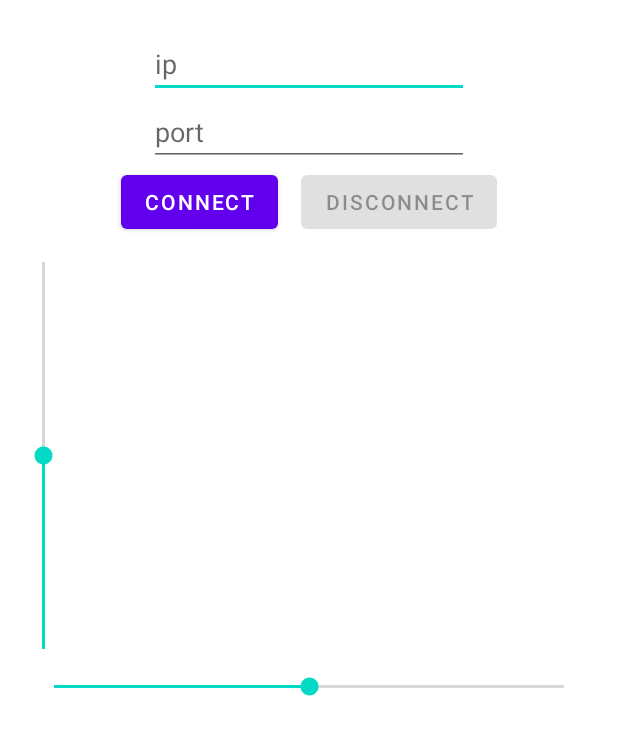
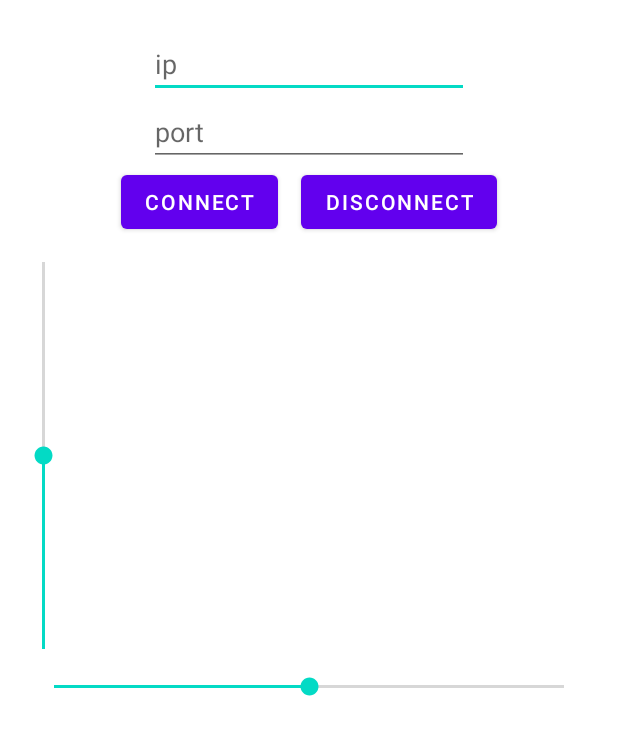
Before and after one commit to kobimiz/flightgear-controller-app, an Android app: the layout activity_main.xml on its own in the app's theme, with its tools: preview values and no code run, on a phone screen of 412 x 824 dp. Shown: the top 735 px of the screen. Run offline under Robolectric (Android 15) with nearby library versions, the phone set to English and light mode, and no system bars.

Commit message:
refactored code to use MVVM

```diff
--- a/app/build.gradle
+++ b/app/build.gradle
@@ -1,6 +1,7 @@
 plugins {
     id 'com.android.application'
     id 'kotlin-android'
+    id 'kotlin-kapt'
 }
 
 android {
--- a/app/src/main/res/layout/activity_main.xml
+++ b/app/src/main/res/layout/activity_main.xml
@@ -5,10 +5,12 @@
     tools:context=".MainActivity">
 
     <data>
-        <!-- insert here variables..
         <variable
-            name="viewModel"
-            type="com.example.app.viewModel" />-->
+            name="buttonsViewModel"
+            type="com.example.app.ButtonsViewModel" />
+        <variable
+            name="inputsViewModel"
+            type="com.example.app.InputsViewModel" />
     </data>
 <LinearLayout
     android:layout_width="match_parent"
@@ -22,7 +24,8 @@
         android:layout_height="wrap_content"
         android:ems="10"
         android:inputType="textPersonName"
-        android:hint="ip" />
+        android:hint="ip"
+        android:text="@={inputsViewModel.ip}" />
 
     <EditText
         android:id="@+id/port"
@@ -30,7 +33,8 @@
         android:layout_height="wrap_content"
         android:ems="10"
         android:inputType="textPersonName"
-        android:hint="port"/>
+        android:hint="port"
+        android:text="@={inputsViewModel.port}"/>
 
     <LinearLayout
         android:gravity="center_horizontal"
@@ -40,7 +44,9 @@
             android:id="@+id/connect"
             android:layout_width="wrap_content"
             android:layout_height="wrap_content"
-            android:text="connect" />
+            android:text="connect"
+            android:onClick="@{()->buttonsViewModel.connect(inputsViewModel.ip, inputsViewModel.port)}"
+            android:enabled="@{buttonsViewModel.connectIsEnabled}"/>
 
         <Button
             android:id="@+id/disconnect"
@@ -48,7 +54,8 @@
             android:layout_height="wrap_content"
             android:text="disconnect"
             android:layout_marginLeft="15dp"
-            android:enabled="false"/>
+            android:enabled="@{buttonsViewModel.disconnectIsEnabled}"
+            android:onClick="@{()->buttonsViewModel.disconnect()}"/>
     </LinearLayout>
     <LinearLayout
         android:layout_width="match_parent"
@@ -61,7 +68,8 @@
             android:layout_height="match_parent"
             android:max="100"
             android:min="0"
-            android:progress="50" />
+            android:progress="50"
+            android:enabled="@{buttonsViewModel.throttleIsEnabled}" />
 
         <com.example.app.Joystick
             android:id="@+id/joystickView"
@@ -72,7 +80,8 @@
             app:JV_borderWidth="4dp"
             app:JV_buttonColor="#A04FAE"
             app:JV_buttonSizeRatio="15%"
-            app:JV_fixedCenter="false" />
+            app:JV_fixedCenter="false"
+            android:enabled="@{buttonsViewModel.joystickIsEnabled}" />
     </LinearLayout>
 
     <LinearLayout
@@ -85,8 +94,8 @@
             android:layout_height="wrap_content"
             android:max="200"
             android:min="0"
-            android:progress="100"/>
+            android:progress="100"
+            android:enabled="@{buttonsViewModel.rudderIsEnabled}" />
     </LinearLayout>
-
 </LinearLayout>
 </layout>
```
Also changed, not shown: app/src/main/java/com/example/app/ButtonsViewModel.kt (added, +84 -0 lines), app/src/main/java/com/example/app/InputsViewModel.kt (added, +9 -0 lines), app/src/main/java/com/example/app/JoystickViewModel.kt (added, +21 -0 lines), app/src/main/java/com/example/app/MainActivity.kt (+15 -164 lines), app/src/main/java/com/example/app/MainModel.kt (added, +17 -0 lines), app/src/main/java/com/example/app/SeekBarsViewModel.kt (added, +27 -0 lines).
